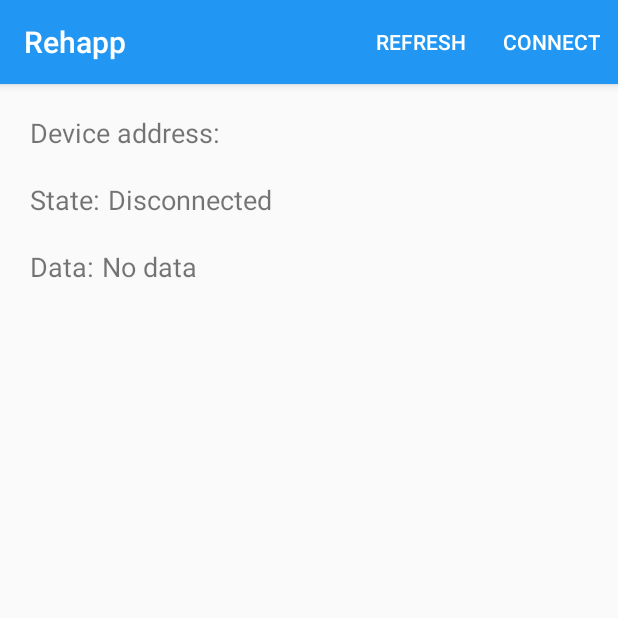
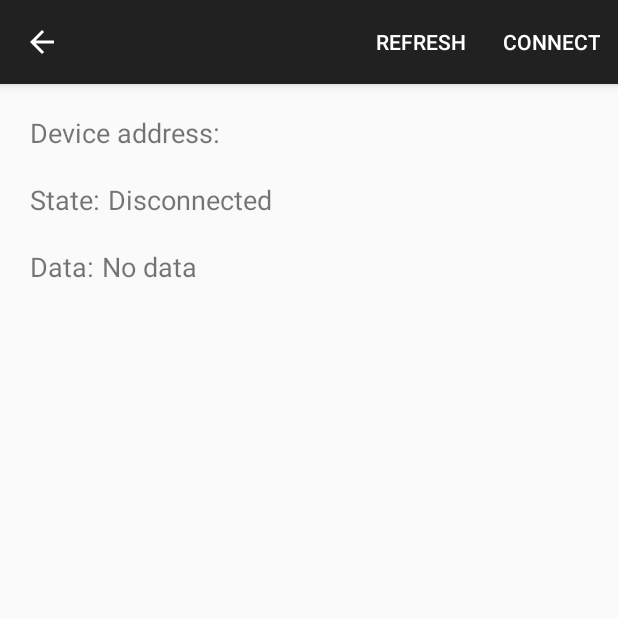
Before and after one commit to jebriella/RehabAppProject, an Android app: the DeviceControlActivity screen opened directly, with no data from a screen before it, on a phone screen of 412 x 824 dp, the top half of it. Run offline under Robolectric (Android 15) with nearby library versions, the phone set to English and light mode, and no system bars; 3 statements that could not run were skipped.

Commit message:
fix action bar on DeviceControlactivity

```diff
--- a/app/src/main/AndroidManifest.xml
+++ b/app/src/main/AndroidManifest.xml
@@ -31,8 +31,8 @@
             android:name=".MainActivity"/>
         <activity
             android:name=".ProgressActivity"/>
-        <activity android:name=".DeviceControlActivity"/>
-        <service android:name=".BluetoothLeService" android:enabled="true"/>
+        <activity android:name=".DeviceControlActivity"
+            android:theme="@style/Theme.AppCompat.DayNight.DarkActionBar"/>
 
         <!--
         <activity
--- a/app/src/main/java/com/example/rehabappproject/DeviceControlActivity.java
+++ b/app/src/main/java/com/example/rehabappproject/DeviceControlActivity.java
@@ -21,6 +21,7 @@ import android.widget.ExpandableListView;
 import android.widget.SimpleExpandableListAdapter;
 import android.widget.TextView;
 
+import androidx.appcompat.app.ActionBar;
 import androidx.appcompat.app.AppCompatActivity;
 
 import java.util.ArrayList;
@@ -143,8 +144,9 @@ public class DeviceControlActivity extends AppCompatActivity {
         mGattServicesList.setOnChildClickListener(servicesListClickListner);
         mConnectionState = (TextView) findViewById(R.id.connection_state);
         mDataField = (TextView) findViewById(R.id.data_value);
-        //getActionBar().setTitle(mDeviceName);
-        //getActionBar().setDisplayHomeAsUpEnabled(true);
+
+       // getActionBar().setTitle(mDeviceName); These have been implemented into onCreateOptionsMenu using getSupportActionBar
+       // getActionBar().setDisplayHomeAsUpEnabled(true);
         Intent gattServiceIntent = new Intent(this, BluetoothLeService.class);
         bindService(gattServiceIntent, mServiceConnection, BIND_AUTO_CREATE);
         checkBTPermissions();
@@ -172,6 +174,12 @@ public class DeviceControlActivity extends AppCompatActivity {
     @Override
     public boolean onCreateOptionsMenu(Menu menu) {
         getMenuInflater().inflate(R.menu.gatt_services, menu);
+
+        ActionBar ab = getSupportActionBar();
+        ab.setHomeButtonEnabled(true);
+        ab.setDisplayHomeAsUpEnabled(true);
+        ab.setTitle(mDeviceName);
+        ab.show();
         if (mConnected) {
             menu.findItem(R.id.menu_connect).setVisible(false);
             menu.findItem(R.id.menu_disconnect).setVisible(true);
--- a/app/src/main/java/com/example/rehabappproject/HomeActivity.java
+++ b/app/src/main/java/com/example/rehabappproject/HomeActivity.java
@@ -75,7 +75,7 @@ public class HomeActivity extends AppCompatActivity {
 
     public void btClicked(View view){
         startActivity(new Intent(getApplicationContext(), DeviceControlActivity.class));
-        finish();
+        //finish();
     }
 
     public void monthClick(View view){
```
